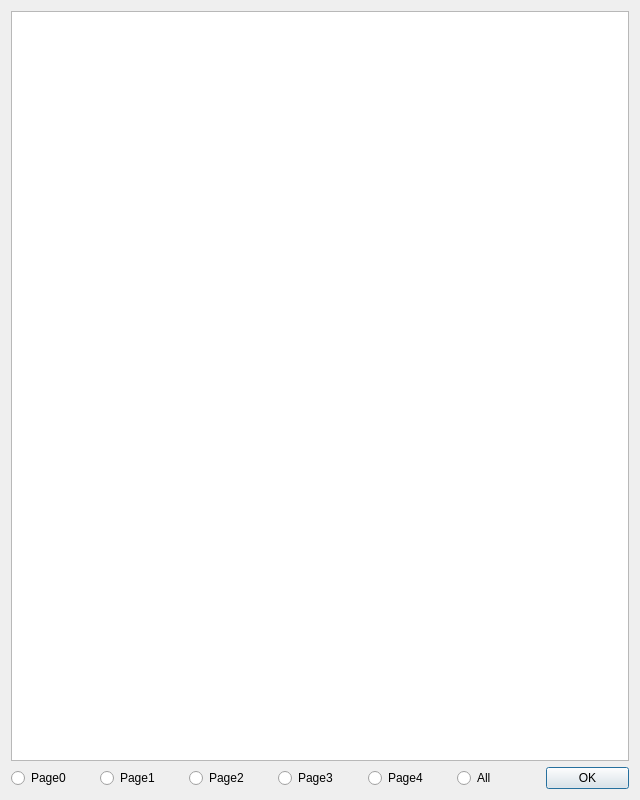
Before: the Qt Designer form DialogHidReview.ui in wlffeng2008/AkkoLabelPrinter, drawn with Qt 5.
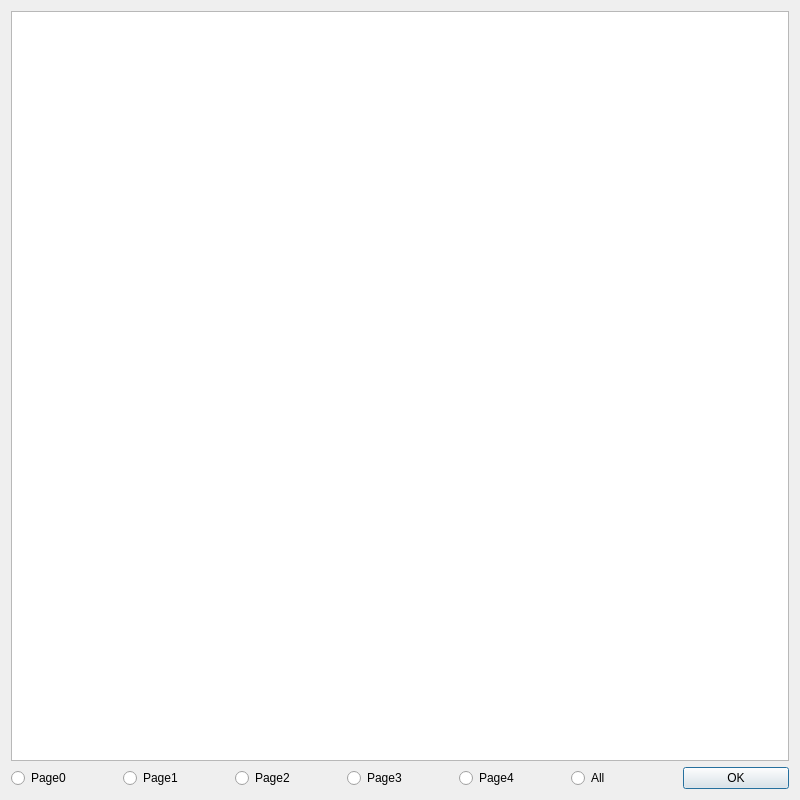
After: the same form once the commit is applied.

```diff
--- a/DialogHidReview.ui
+++ b/DialogHidReview.ui
@@ -6,7 +6,7 @@
    <rect>
     <x>0</x>
     <y>0</y>
-    <width>640</width>
+    <width>800</width>
     <height>800</height>
    </rect>
   </property>
```
